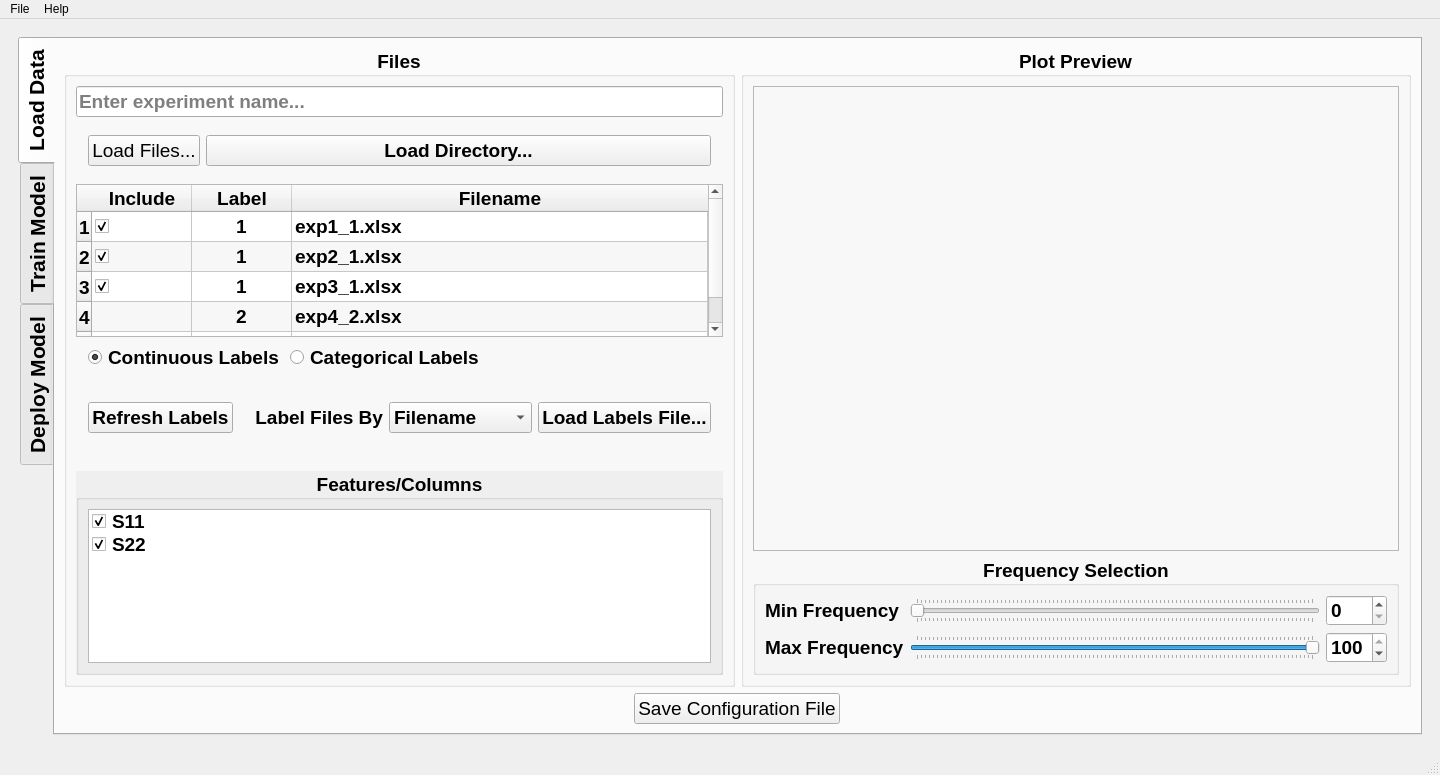
Before: the Qt Designer form qtapp/gui/interface.ui in GyroidInc/sbh-kivyapp, drawn with Qt 5.
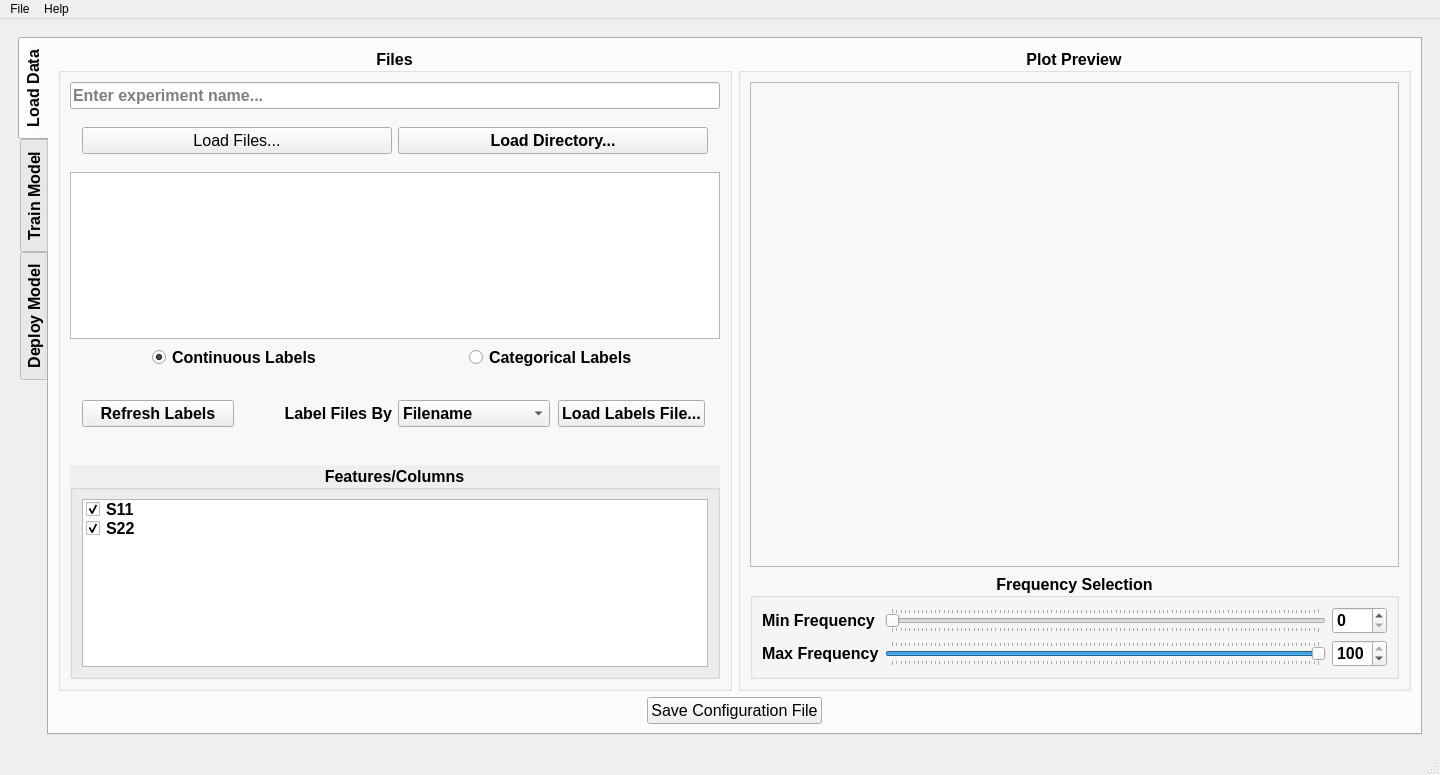
After: the same form once the commit is applied. The open tabs and pages were chosen to show the change. Icons and pictures are not drawn.

Commit message: Change font size from 14 to 12

What changed in the file:
```diff
--- a/qtapp/gui/interface.ui
+++ b/qtapp/gui/interface.ui
@@ -24,6 +24,11 @@
     </property>
     <item>
      <widget class="QWidget" name="Widget_Main" native="true">
+      <property name="font">
+       <font>
+        <pointsize>12</pointsize>
+       </font>
+      </property>
       <layout class="QHBoxLayout" name="horizontalLayout_3">
        <item>
         <widget class="QTabWidget" name="TabWidget">
@@ -38,7 +43,7 @@
          </property>
          <property name="font">
           <font>
-           <pointsize>16</pointsize>
+           <pointsize>12</pointsize>
            <weight>75</weight>
            <italic>false</italic>
            <bold>true</bold>
@@ -96,7 +101,7 @@
             <widget class="QGroupBox" name="T1_GroupBox_PlotPreview">
              <property name="font">
               <font>
-               <pointsize>14</pointsize>
+               <pointsize>12</pointsize>
                <weight>75</weight>
                <bold>true</bold>
               </font>
@@ -116,6 +121,11 @@
                   <verstretch>1</verstretch>
                  </sizepolicy>
                 </property>
+                <property name="font">
+                 <font>
+                  <pointsize>12</pointsize>
+                 </font>
+                </property>
                 <property name="frameShape">
                  <enum>QFrame::StyledPanel</enum>
                 </property>
@@ -128,7 +138,7 @@
                <widget class="QGroupBox" name="T1_GroupBox_FrequencySelection">
                 <property name="font">
                  <font>
-                  <pointsize>14</pointsize>
+                  <pointsize>12</pointsize>
                   <weight>75</weight>
                   <bold>true</bold>
                  </font>
@@ -144,7 +154,7 @@
                   <widget class="QSpinBox" name="T1_SpinBox_MinFrequency">
                    <property name="font">
                     <font>
-                     <pointsize>14</pointsize>
+                     <pointsize>12</pointsize>
                     </font>
                    </property>
                   </widget>
@@ -153,7 +163,7 @@
                   <widget class="QLabel" name="T1_Label_MinFrequency">
                    <property name="font">
                     <font>
-                     <pointsize>14</pointsize>
+                     <pointsize>12</pointsize>
                     </font>
                    </property>
                    <property name="text">
@@ -165,7 +175,7 @@
                   <widget class="QSpinBox" name="T1_SpinBox_MaxFrequency">
                    <property name="font">
                     <font>
-                     <pointsize>14</pointsize>
+                     <pointsize>12</pointsize>
                     </font>
                    </property>
                    <property name="maximum">
@@ -180,7 +190,7 @@
                   <widget class="QLabel" name="T1_Label_MaxFrequency">
                    <property name="font">
                     <font>
-                     <pointsize>14</pointsize>
+                     <pointsize>12</pointsize>
                     </font>
                    </property>
                    <property name="text">
@@ -190,6 +200,11 @@
                  </item>
                  <item row="1" column="1">
                   <widget class="QSlider" name="T1_HorizontalSlider_MaxFrequency">
+                   <property name="font">
+                    <font>
+                     <pointsize>12</pointsize>
+                    </font>
+                   </property>
                    <property name="value">
                     <number>99</number>
                    </property>
@@ -212,6 +227,11 @@
                  </item>
                  <item row="0" column="1">
                   <widget class="QSlider" name="T1_HorizontalSlider_MinFrequency">
+                   <property name="font">
+                    <font>
+                     <pointsize>12</pointsize>
+                    </font>
+                   </property>
                    <property name="singleStep">
                     <number>1</number>
                    </property>
@@ -233,7 +253,7 @@
             <widget class="QPushButton" name="T1_Button_SaveConfigurationFile">
              <property name="font">
               <font>
-               <pointsize>14</pointsize>
+               <pointsize>12</pointsize>
               </font>
              </property>
              <property name="text">
@@ -245,7 +265,7 @@
             <widget class="QGroupBox" name="T1_GroupBox_Files">
              <property name="font">
               <font>
-               <pointsize>14</pointsize>
+               <pointsize>12</pointsize>
                <weight>75</weight>
                <bold>true</bold>
               </font>
@@ -264,7 +284,7 @@
                <widget class="QLineEdit" name="T1_Label_ExperimentName">
                 <property name="font">
                  <font>
-                  <pointsize>14</pointsize>
+                  <pointsize>12</pointsize>
                  </font>
                 </property>
                 <property name="placeholderText">
@@ -273,15 +293,24 @@
                </widget>
               </item>
               <item>
-               <layout class="QFormLayout" name="T1_FormLayout_Files">
-                <property name="margin">
+               <layout class="QGridLayout" name="gridLayout_13">
+                <property name="leftMargin">
+                 <number>12</number>
+                </property>
+                <property name="topMargin">
+                 <number>12</number>
+                </property>
+                <property name="rightMargin">
+                 <number>12</number>
+                </property>
+                <property name="bottomMargin">
                  <number>12</number>
                 </property>
                 <item row="0" column="0">
                  <widget class="QPushButton" name="T1_Button_LoadFiles">
                   <property name="font">
                    <font>
-                    <pointsize>14</pointsize>
+                    <pointsize>12</pointsize>
                     <weight>50</weight>
                     <bold>false</bold>
                    </font>
@@ -295,7 +324,7 @@
                  <widget class="QPushButton" name="T1_Button_LoadDirectory">
                   <property name="font">
                    <font>
-                    <pointsize>14</pointsize>
+                    <pointsize>12</pointsize>
                    </font>
                   </property>
                   <property name="text">
@@ -309,7 +338,7 @@
                <widget class="QTableWidget" name="T1_TableWidget_Files">
                 <property name="font">
                  <font>
-                  <pointsize>14</pointsize>
+                  <pointsize>12</pointsize>
                  </font>
                 </property>
                 <property name="autoFillBackground">
@@ -322,7 +351,7 @@
                  <bool>true</bool>
                 </property>
                 <attribute name="horizontalHeaderVisible">
-                 <bool>true</bool>
+                 <bool>false</bool>
                 </attribute>
                 <attribute name="horizontalHeaderCascadingSectionResizes">
                  <bool>true</bool>
@@ -345,82 +374,17 @@
                 <attribute name="verticalHeaderStretchLastSection">
                  <bool>false</bool>
                 </attribute>
-                <row>
-                 <property name="text">
-                  <string>1</string>
-                 </property>
-                 <property name="font">
-                  <font>
-                   <pointsize>14</pointsize>
-                  </font>
-                 </property>
-                 <property name="textAlignment">
-                  <set>AlignHCenter|AlignVCenter|AlignCenter</set>
-                 </property>
-                </row>
-                <row>
-                 <property name="text">
-                  <string>2</string>
-                 </property>
-                 <property name="font">
-                  <font>
-                   <pointsize>14</pointsize>
-                  </font>
-                 </property>
-                 <property name="textAlignment">
-                  <set>AlignHCenter|AlignVCenter|AlignCenter</set>
-                 </property>
-                </row>
-                <row>
-                 <property name="text">
-                  <string>3</string>
-                 </property>
-                 <property name="font">
-                  <font>
-                   <pointsize>14</pointsize>
-                  </font>
-                 </property>
-                 <property name="textAlignment">
-                  <set>AlignHCenter|AlignVCenter|AlignCenter</set>
-                 </property>
-                </row>
-                <row>
-                 <property name="text">
-                  <string>4</string>
-                 </property>
-                 <property name="font">
-                  <font>
-                   <pointsize>14</pointsize>
-                  </font>
-                 </property>
-                 <property name="textAlignment">
-                  <set>AlignHCenter|AlignVCenter|AlignCenter</set>
-                 </property>
-                </row>
-                <row>
-                 <property name="text">
-                  <string>5</string>
-                 </property>
-                 <property name="font">
-                  <font>
-                   <pointsize>14</pointsize>
-                  </font>
-                 </property>
-                 <property name="textAlignment">
-                  <set>AlignHCenter|AlignVCenter|AlignCenter</set>
-                 </property>
-                </row>
                 <column>
                  <property name="text">
                   <string>Include</string>
                  </property>
                  <property name="font">
                   <font>
-                   <pointsize>14</pointsize>
+                   <pointsize>12</pointsize>
                   </font>
                  </property>
                  <property name="textAlignment">
-                  <set>AlignHCenter|AlignVCenter|AlignCenter</set>
+                  <set>AlignCenter</set>
                  </property>
                 </column>
                 <column>
@@ -429,11 +393,11 @@
                  </property>
                  <property name="font">
                   <font>
-                   <pointsize>14</pointsize>
+                   <pointsize>12</pointsize>
                   </font>
                  </property>
                  <property name="textAlignment">
-                  <set>AlignHCenter|AlignVCenter|AlignCenter</set>
+                  <set>AlignCenter</set>
                  </property>
                 </column>
                 <column>
@@ -442,202 +406,17 @@
                  </property>
                  <property name="font">
                   <font>
-                   <pointsize>14</pointsize>
+                   <pointsize>12</pointsize>
                   </font>
                  </property>
                  <property name="textAlignment">
-                  <set>AlignHCenter|AlignVCenter|AlignCenter</set>
+                  <set>AlignCenter</set>
                  </property>
                 </column>
-                <item row="0" column="0">
-                 <property name="text">
-                  <string/>
-                 </property>
-                 <property name="checkState">
-                  <enum>Checked</enum>
-                 </property>
-                 <property name="flags">
-                  <set>ItemIsUserCheckable|ItemIsEnabled</set>
-                 </property>
-                </item>
-                <item row="0" column="1">
-                 <property name="text">
-                  <string>1</string>
-                 </property>
-                 <property name="font">
-                  <font>
-                   <pointsize>14</pointsize>
-                  </font>
-                 </property>
-                 <property name="textAlignment">
-                  <set>AlignHCenter|AlignVCenter|AlignCenter</set>
-                 </property>
-                </item>
-                <item row="0" column="2">
-                 <property name="text">
-                  <string>exp1_1.xlsx</string>
-                 </property>
-                 <property name="font">
-                  <font>
-                   <pointsize>14</pointsize>
-                  </font>
-                 </property>
-                 <property name="flags">
-                  <set>ItemIsSelectable|ItemIsEnabled</set>
-                 </property>
-                </item>
-                <item row="1" column="0">
-                 <property name="text">
-                  <string/>
-                 </property>
-                 <property name="checkState">
-                  <enum>Checked</enum>
-                 </property>
-                 <property name="flags">
-                  <set>ItemIsUserCheckable|ItemIsEnabled</set>
-                 </property>
-                </item>
-                <item row="1" column="1">
-                 <property name="text">
-                  <string>1</string>
-                 </property>
-                 <property name="font">
-                  <font>
-                   <pointsize>14</pointsize>
-                  </font>
-                 </property>
-                 <property name="textAlignment">
-                  <set>AlignHCenter|AlignVCenter|AlignCenter</set>
-                 </property>
-                </item>
-                <item row="1" column="2">
-                 <property name="text">
-                  <string>exp2_1.xlsx</string>
-                 </property>
-                 <property name="font">
-                  <font>
-                   <pointsize>14</pointsize>
-                  </font>
-                 </property>
-                 <property name="flags">
-                  <set>ItemIsSelectable|ItemIsEnabled</set>
-                 </property>
-                </item>
-                <item row="2" column="0">
-                 <property name="text">
-                  <string/>
-                 </property>
-                 <property name="checkState">
-                  <enum>Checked</enum>
-                 </property>
-                 <property name="flags">
-                  <set>ItemIsUserCheckable|ItemIsEnabled</set>
-                 </property>
-                </item>
-                <item row="2" column="1">
-                 <property name="text">
-                  <string>1</string>
-                 </property>
-                 <property name="font">
-                  <font>
-                   <pointsize>14</pointsize>
-                  </font>
-                 </property>
-                 <property name="textAlignment">
-                  <set>AlignHCenter|AlignVCenter|AlignCenter</set>
-                 </property>
-                </item>
-                <item row="2" column="2">
-                 <property name="text">
-                  <string>exp3_1.xlsx</string>
-                 </property>
-                 <property name="font">
-                  <font>
-                   <pointsize>14</pointsize>
-                  </font>
-                 </property>
-                 <property name="flags">
-                  <set>ItemIsSelectable|ItemIsEnabled</set>
-                 </property>
-                </item>
-                <item row="3" column="0">
-                 <property name="text">
-                  <string/>
-                 </property>
-                 <property name="checkState">
-                  <enum>Unchecked</enum>
-                 </property>
-                 <property name="flags">
-                  <set>ItemIsUserCheckable|ItemIsEnabled</set>
-                 </property>
-                </item>
-                <item row="3" column="1">
-                 <property name="text">
-                  <string>2</string>
-                 </property>
-                 <property name="font">
-                  <font>
-                   <pointsize>14</pointsize>
-                  </font>
-                 </property>
-                 <property name="textAlignment">
-                  <set>AlignHCenter|AlignVCenter|AlignCenter</set>
-                 </property>
-                </item>
-                <item row="3" column="2">
-                 <property name="text">
-                  <string>exp4_2.xlsx</string>
-                 </property>
-                 <property name="font">
-                  <font>
-                   <pointsize>14</pointsize>
-                  </font>
-                 </property>
-                 <property name="flags">
-                  <set>ItemIsSelectable|ItemIsEnabled</set>
-                 </property>
-                </item>
-                <item row="4" column="0">
-                 <property name="text">
-                  <string/>
-                 </property>
-                 <property name="checkState">
-                  <enum>Checked</enum>
-                 </property>
-                 <property name="flags">
-                  <set>ItemIsUserCheckable|ItemIsEnabled</set>
-                 </property>
-                </item>
-                <item row="4" column="1">
-                 <property name="text">
-                  <string>2</string>
-                 </property>
-                 <property name="font">
-                  <font>
-                   <pointsize>14</pointsize>
-                  </font>
-                 </property>
-                 <property name="textAlignment">
-                  <set>AlignHCenter|AlignVCenter|AlignCenter</set>
-                 </property>
-                </item>
-                <item row="4" column="2">
-                 <property name="text">
-                  <string>exp5_2.xlsx</string>
-                 </property>
-                 <property name="font">
-                  <font>
-                   <pointsize>14</pointsize>
-                  </font>
-                 </property>
-                 <property name="flags">
-                  <set>ItemIsSelectable|ItemIsEnabled</set>
-                 </property>
-                </item>
                </widget>
               </item>
               <item>
-               <layout class="QFormLayout" name="T1_FormLayout_Labels">
+               <layout class="QGridLayout" name="gridLayout_12">
                 <property name="leftMargin">
                  <number>12</number>
                 </property>
@@ -650,23 +429,11 @@
                 <property name="bottomMargin">
                  <number>12</number>
                 </property>
-                <item row="0" column="1">
-                 <widget class="QRadioButton" name="T1_RadioButton_CategoricalLabels">
-                  <property name="font">
-                   <font>
-                    <pointsize>14</pointsize>
-                   </font>
-                  </property>
-                  <property name="text">
-                   <string>Categorical Labels</string>
-                  </property>
-                 </widget>
-                </item>
-                <item row="0" column="0">
+                <item row="0" column="0" alignment="Qt::AlignHCenter">
                  <widget class="QRadioButton" name="T1_RadioButton_ContinuousLabels">
                   <property name="font">
                    <font>
-                    <pointsize>14</pointsize>
+                    <pointsize>12</pointsize>
                    </font>
                   </property>
                   <property name="text">
@@ -677,6 +444,18 @@
                   </property>
                  </widget>
                 </item>
+                <item row="0" column="1" alignment="Qt::AlignHCenter">
+                 <widget class="QRadioButton" name="T1_RadioButton_CategoricalLabels">
+                  <property name="font">
+                   <font>
+                    <pointsize>12</pointsize>
+                   </font>
+                  </property>
+                  <property name="text">
+                   <string>Categorical Labels</string>
+                  </property>
+                 </widget>
+                </item>
                </layout>
               </item>
               <item>
@@ -688,7 +467,7 @@
                  <widget class="QPushButton" name="T1_Button_LoadLabelFiles">
                   <property name="font">
                    <font>
-                    <pointsize>14</pointsize>
+                    <pointsize>12</pointsize>
                    </font>
                   </property>
                   <property name="text">
@@ -700,7 +479,7 @@
                  <widget class="QLabel" name="T1_Label_LabelFilesBy">
                   <property name="font">
                    <font>
-                    <pointsize>14</pointsize>
+                    <pointsize>12</pointsize>
                    </font>
                   </property>
                   <property name="text">
@@ -715,7 +494,7 @@
                  <widget class="QComboBox" name="T1_ComboBox_LabelFilesBy">
                   <property name="font">
                    <font>
-                    <pointsize>14</pointsize>
+                    <pointsize>12</pointsize>
                    </font>
                   </property>
                   <item>
@@ -734,7 +513,7 @@
                  <widget class="QPushButton" name="T1_Button_Refresh_Labels">
                   <property name="font">
                    <font>
-                    <pointsize>14</pointsize>
+                    <pointsize>12</pointsize>
                    </font>
                   </property>
                   <property name="text">
@@ -746,6 +525,11 @@
               </item>
               <item>
                <spacer name="T1_VerticalSpacer">
+                <property name="font">
+                 <font>
+                  <pointsize>12</pointsize>
+                 </font>
+                </property>
                 <property name="orientation">
                  <enum>Qt::Vertical</enum>
                 </property>
@@ -764,7 +548,7 @@
                <widget class="QGroupBox" name="T1_GroupBox_FeaturesColumns">
                 <property name="font">
                  <font>
-                  <pointsize>14</pointsize>
+                  <pointsize>12</pointsize>
                   <weight>75</weight>
                   <bold>true</bold>
                  </font>
@@ -783,7 +567,7 @@
                   <widget class="QListWidget" name="T1_ListWidget_Features">
                    <property name="font">
                     <font>
-                     <pointsize>14</pointsize>
+                     <pointsize>12</pointsize>
                     </font>
                    </property>
                    <property name="autoFillBackground">
```
Left out of the diff: 471 changed lines with no effect on the pictures. The commit also changes 4 other files.
